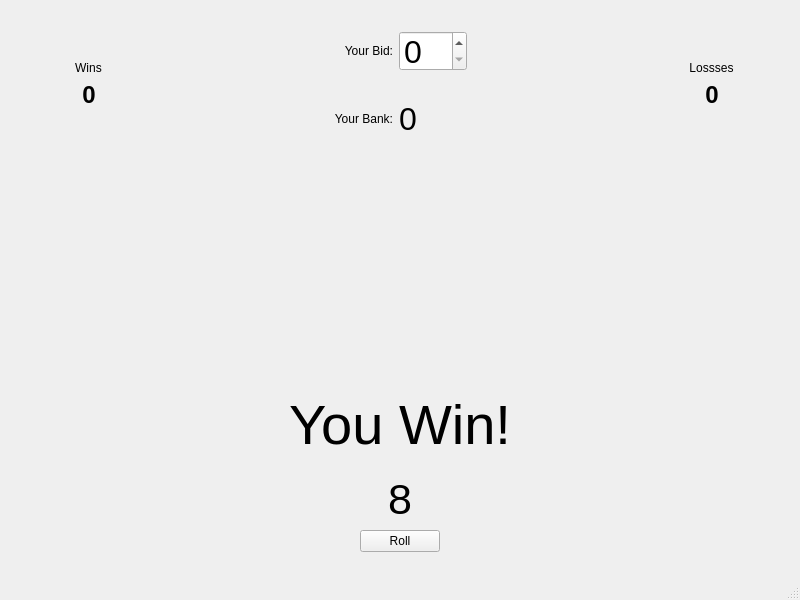
FedericoLeonGarcia/Craps1, file Craps.ui: the form before one commit.
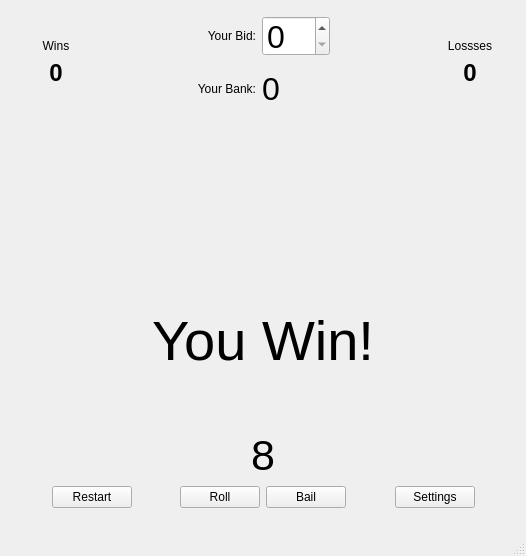
The form after the commit. Icons and pictures are not drawn.

Commit message: Just addeed a new setting button and nuw funtionalities

```diff
--- a/Craps.ui
+++ b/Craps.ui
@@ -6,8 +6,8 @@
    <rect>
     <x>0</x>
     <y>0</y>
-    <width>800</width>
-    <height>600</height>
+    <width>526</width>
+    <height>556</height>
    </rect>
   </property>
   <property name="windowTitle">
@@ -38,6 +38,12 @@
            <layout class="QVBoxLayout" name="verticalLayout">
             <item>
              <widget class="QLabel" name="yourWinsLabel">
+              <property name="sizePolicy">
+               <sizepolicy hsizetype="Minimum" vsizetype="Preferred">
+                <horstretch>0</horstretch>
+                <verstretch>0</verstretch>
+               </sizepolicy>
+              </property>
               <property name="minimumSize">
                <size>
                 <width>80</width>
@@ -238,7 +244,7 @@
              <widget class="QLabel" name="yourWinsLabel_2">
               <property name="minimumSize">
                <size>
-                <width>80</width>
+                <width>0</width>
                 <height>0</height>
                </size>
               </property>
@@ -434,19 +440,6 @@
       </item>
       <item>
        <layout class="QVBoxLayout" name="verticalLayout_2">
-        <item>
-         <spacer name="verticalSpacer_2">
-          <property name="orientation">
-           <enum>Qt::Vertical</enum>
-          </property>
-          <property name="sizeHint" stdset="0">
-           <size>
-            <width>20</width>
-            <height>40</height>
-           </size>
-          </property>
-         </spacer>
-        </item>
         <item>
          <widget class="QLabel" name="resultsLabel">
           <property name="font">
@@ -462,6 +455,19 @@
           </property>
          </widget>
         </item>
+        <item>
+         <spacer name="verticalSpacer_2">
+          <property name="orientation">
+           <enum>Qt::Vertical</enum>
+          </property>
+          <property name="sizeHint" stdset="0">
+           <size>
+            <width>20</width>
+            <height>40</height>
+           </size>
+          </property>
+         </spacer>
+        </item>
         <item>
          <spacer name="verticalSpacer_4">
           <property name="orientation">
@@ -492,6 +498,26 @@
         </item>
         <item>
          <layout class="QHBoxLayout" name="horizontalLayout_2">
+          <item>
+           <spacer name="horizontalSpacer_13">
+            <property name="orientation">
+             <enum>Qt::Horizontal</enum>
+            </property>
+            <property name="sizeHint" stdset="0">
+             <size>
+              <width>40</width>
+              <height>20</height>
+             </size>
+            </property>
+           </spacer>
+          </item>
+          <item>
+           <widget class="QPushButton" name="restartButton">
+            <property name="text">
+             <string>Restart</string>
+            </property>
+           </widget>
+          </item>
           <item>
            <spacer name="horizontalSpacer_5">
             <property name="orientation">
@@ -512,6 +538,13 @@
             </property>
            </widget>
           </item>
+          <item>
+           <widget class="QPushButton" name="bailButton">
+            <property name="text">
+             <string>Bail</string>
+            </property>
+           </widget>
+          </item>
           <item>
            <spacer name="horizontalSpacer_4">
             <property name="orientation">
@@ -525,6 +558,26 @@
             </property>
            </spacer>
           </item>
+          <item>
+           <widget class="QPushButton" name="settingsBtn">
+            <property name="text">
+             <string>Settings</string>
+            </property>
+           </widget>
+          </item>
+          <item>
+           <spacer name="horizontalSpacer_12">
+            <property name="orientation">
+             <enum>Qt::Horizontal</enum>
+            </property>
+            <property name="sizeHint" stdset="0">
+             <size>
+              <width>40</width>
+              <height>20</height>
+             </size>
+            </property>
+           </spacer>
+          </item>
          </layout>
         </item>
         <item>
```
Left out of the diff: 2 changed lines with no effect on the pictures. The commit also changes 4 other files.
